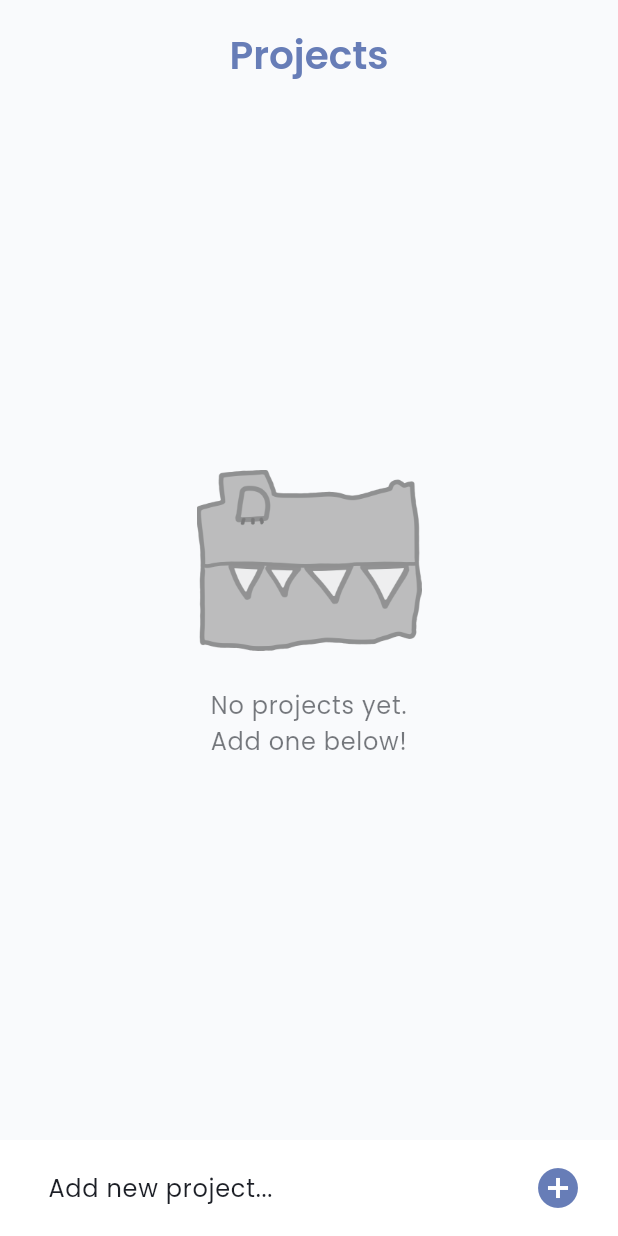
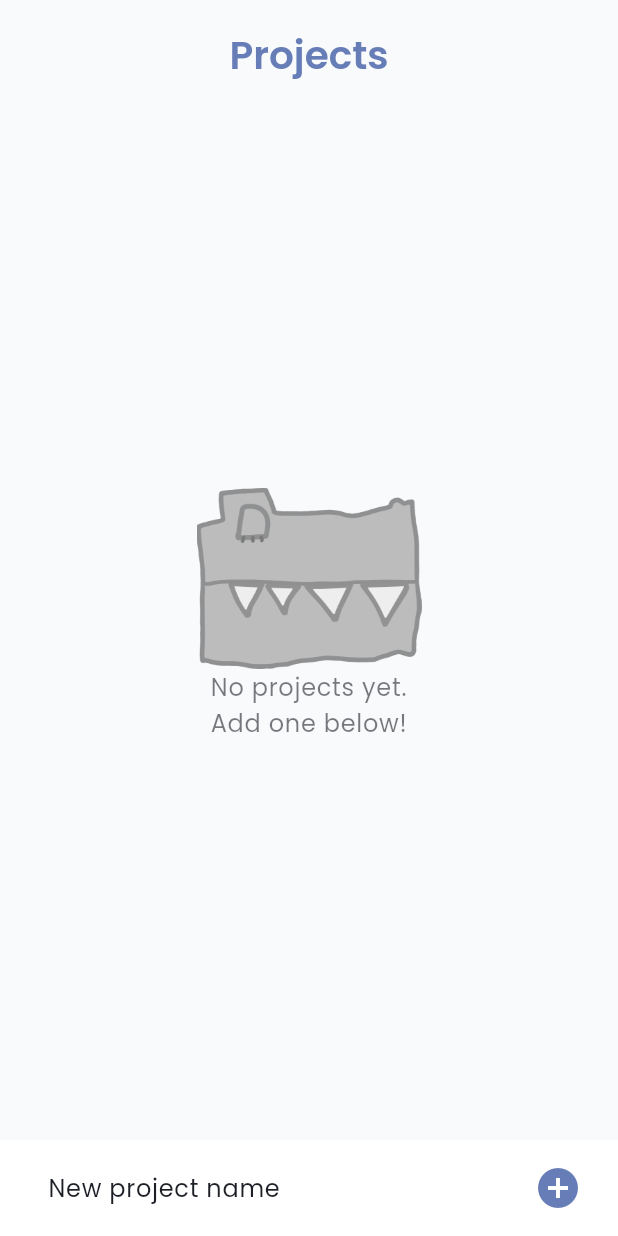
Before and after one commit to ksvslk/rqmts, a Flutter app: the screen it shows after launch, after a tap on the "add circle" icon, on a phone screen of 412 x 824 dp. Run offline on Flutter 3.47's test engine with Material 3 defaults, Android fonts, the phone set to English and light mode, and no system bars; our stand-ins replace flutter_riverpod, flutter_slidable, google_fonts, hive, hive_flutter, share_plus; accounts and stored records are empty.

Commit message:
Final almost

```diff
--- a/lib/features/prioritization/models/prioritization_state.dart
+++ b/lib/features/prioritization/models/prioritization_state.dart
@@ -1,5 +1,5 @@
 import 'package:flutter/foundation.dart';
-import 'package:prioritize_requirements/features/prioritization/models/requirement_model.dart';
+import 'package:rqmts/features/prioritization/models/requirement_model.dart';
 
 @immutable
 class PrioritizationState {
--- a/lib/features/prioritization/providers/requirement_provider.dart
+++ b/lib/features/prioritization/providers/requirement_provider.dart
@@ -1,6 +1,6 @@
 import 'package:flutter_riverpod/flutter_riverpod.dart';
-import 'package:prioritize_requirements/features/prioritization/models/prioritization_state.dart';
-import 'package:prioritize_requirements/features/prioritization/models/requirement_model.dart';
+import 'package:rqmts/features/prioritization/models/prioritization_state.dart';
+import 'package:rqmts/features/prioritization/models/requirement_model.dart';
 
 final List<Requirement> _initialRequirements = [];
 
--- a/lib/features/prioritization/screens/projects_screen.dart
+++ b/lib/features/prioritization/screens/projects_screen.dart
@@ -1,10 +1,10 @@
 import 'package:flutter/material.dart';
 import 'package:flutter_riverpod/flutter_riverpod.dart';
 import 'package:flutter_slidable/flutter_slidable.dart';
-import 'package:prioritize_requirements/features/prioritization/models/project_model.dart';
-import 'package:prioritize_requirements/features/prioritization/providers/projects_provider.dart';
-import 'package:prioritize_requirements/features/prioritization/screens/prioritization_screen.dart';
-import 'package:prioritize_requirements/features/projects/widgets/project_card.dart';
+import 'package:rqmts/features/prioritization/models/project_model.dart';
+import 'package:rqmts/features/prioritization/providers/projects_provider.dart';
+import 'package:rqmts/features/prioritization/screens/prioritization_screen.dart';
+import 'package:rqmts/features/projects/widgets/project_card.dart';
 
 class ProjectsScreen extends ConsumerStatefulWidget {
   const ProjectsScreen({super.key});
@@ -31,12 +31,12 @@ class _ProjectsScreenState extends ConsumerState<ProjectsScreen> {
   }
 
   void _onFocusChange() {
+    if (mounted) {
+      setState(() {
         if (!_inputFocusNode.hasFocus) {
-      setState(() {
           _editingProject = null;
+        }
       });
-    } else {
-      setState(() {});
     }
   }
 
@@ -48,8 +48,33 @@ class _ProjectsScreenState extends ConsumerState<ProjectsScreen> {
   }
 
   void _finishEditing() {
-    _inputFocusNode.unfocus();
+    FocusManager.instance.primaryFocus?.unfocus();
   }
+
+  void _navigateToProject(String projectId) {
+    _finishEditing();
+    Future.delayed(const Duration(milliseconds: 150), () {
+      if (mounted) {
+        Navigator.push(
+          context,
+          PageRouteBuilder(
+            pageBuilder: (context, animation, secondaryAnimation) =>
+                PrioritizationScreen(
+              projectId: projectId,
+            ),
+            transitionsBuilder: (context, animation, secondaryAnimation, child) {
+              return FadeTransition(
+                opacity: animation,
+                child: child,
+              );
+            },
+            transitionDuration: const Duration(milliseconds: 250),
+          ),
+        );
+      }
+    });
+  }
+
 
   @override
   Widget build(BuildContext context) {
@@ -63,6 +88,7 @@ class _ProjectsScreenState extends ConsumerState<ProjectsScreen> {
       body: Stack(
         fit: StackFit.expand,
         children: [
+          // LAYER 1: The main list content
           AbsorbPointer(
             absorbing: isInputActive,
             child: Padding(
@@ -85,16 +111,22 @@ class _ProjectsScreenState extends ConsumerState<ProjectsScreen> {
                     ),
                     Expanded(
                       child: projects.isEmpty
-                          ? Center(
+                          ?
+                          Center(
                               child: Column(
                                 mainAxisAlignment: MainAxisAlignment.center,
                                 children: [
-                                  Image.asset(
+                                  Flexible(
+                                    // 👈 Wrap the Image with Flexible
+                                    child: Image.asset(
                                       'assets/icons/sleeping.png',
+                                      // No need for a fixed width here, Flexible handles it.
                                       width: 150,
-                                    opacity: const AlwaysStoppedAnimation(0.6),
+                                      fit: BoxFit.scaleDown,
+                                      opacity:
+                                          const AlwaysStoppedAnimation(0.6),
                                     ),
-                                  const SizedBox(height: 24),
+                                  ),
                                     Text(
                                     'No projects yet.\nAdd one below!',
                                     textAlign: TextAlign.center,
@@ -106,7 +138,8 @@ class _ProjectsScreenState extends ConsumerState<ProjectsScreen> {
                               ),
                             )
                           : ListView.builder(
-                              padding: const EdgeInsets.symmetric(horizontal: 16),
+                              padding:
+                                  const EdgeInsets.symmetric(horizontal: 16),
                               itemCount: projects.length,
                               itemBuilder: (context, index) {
                                 final project = projects[index];
@@ -149,34 +182,7 @@ class _ProjectsScreenState extends ConsumerState<ProjectsScreen> {
                                   ),
                                   child: ProjectCard(
                                     project: project,
-                                    // =======================================================
-                                    // THE FIX IS HERE: The navigation code was missing and is now restored.
-                                    // =======================================================
-                                    onTap: () {
-                                      // Unfocus before navigating away to prevent keyboard issues on return.
-                                      _inputFocusNode.unfocus();
-                                      Navigator.push(
-                                        context,
-                                        PageRouteBuilder(
-                                          pageBuilder: (context, animation,
-                                                  secondaryAnimation) =>
-                                              PrioritizationScreen(
-                                            projectId: project.id,
-                                          ),
-                                          transitionsBuilder: (context,
-                                              animation,
-                                              secondaryAnimation,
-                                              child) {
-                                            return FadeTransition(
-                                              opacity: animation,
-                                              child: child,
-                                            );
-                                          },
-                                          transitionDuration:
-                                              const Duration(milliseconds: 250),
-                                        ),
-                                      );
-                                    },
+                                    onTap: () => _navigateToProject(project.id),
                                   ),
                                 );
                               },
@@ -188,14 +194,24 @@ class _ProjectsScreenState extends ConsumerState<ProjectsScreen> {
             ),
           ),
 
-          if (isInputActive)
-            GestureDetector(
+          // =======================================================
+          // THE FIX IS HERE: The overlay is now always in the tree
+          // and its opacity is animated.
+          // =======================================================
+          AnimatedOpacity(
+            // The opacity is controlled by our state variable.
+            opacity: isInputActive ? 1.0 : 0.0,
+            // The duration of the fade in/out animation.
+            duration: const Duration(milliseconds: 200),
+            // When opacity is 0, this widget and its children are not tappable.
+            // But we add IgnorePointer for belt-and-braces safety.
+            child: IgnorePointer(
+              ignoring: !isInputActive,
+              child: GestureDetector(
                 onTap: _finishEditing,
-              child: AnimatedOpacity(
-                duration: const Duration(milliseconds: 200),
-                opacity: isInputActive ? 1.0 : 0.0,
                 child: Container(
-                  color: Colors.black.withOpacity(0.4),
+                  color: Colors.black.withOpacity(0.8),
+                ),
               ),
             ),
           ),
@@ -210,6 +226,9 @@ class _ProjectsScreenState extends ConsumerState<ProjectsScreen> {
                 editingProject: _editingProject,
                 focusNode: _inputFocusNode,
                 onFinished: _finishEditing,
+                onProjectCreated: (projectId) {
+                  _navigateToProject(projectId);
+                },
               ),
             ),
           ),
@@ -224,11 +243,13 @@ class _AddProjectInput extends ConsumerStatefulWidget {
   final Project? editingProject;
   final FocusNode focusNode;
   final VoidCallback onFinished;
+  final Function(String) onProjectCreated;
 
   const _AddProjectInput({
     this.editingProject,
     required this.focusNode,
     required this.onFinished,
+    required this.onProjectCreated,
   });
 
   @override
@@ -237,6 +258,7 @@ class _AddProjectInput extends ConsumerStatefulWidget {
 
 class _AddProjectInputState extends ConsumerState<_AddProjectInput> {
   final _controller = TextEditingController();
+  bool _isAdding = false;
 
   @override
   void initState() {
@@ -267,7 +289,8 @@ class _AddProjectInputState extends ConsumerState<_AddProjectInput> {
     super.dispose();
   }
 
-  void _submit() {
+  Future<void> _submit() async {
+    if (_isAdding) return;
     final name = _controller.text.trim();
     if (name.isEmpty) return;
 
@@ -276,15 +299,14 @@ class _AddProjectInputState extends ConsumerState<_AddProjectInput> {
             widget.editingProject!.id,
             name,
           );
+      widget.onFinished();
     } else {
-      ref.read(projectsProvider.notifier).addProject(name);
-    }
-
-    if (widget.editingProject == null) {
+      setState(() => _isAdding = true);
+      final newProjectId = await ref.read(projectsProvider.notifier).addProject(name);
+      if (!mounted) return;
       _controller.clear();
-      widget.focusNode.requestFocus();
-    } else {
-      widget.onFinished();
+      widget.onProjectCreated(newProjectId);
+      setState(() => _isAdding = false);
     }
   }
 
@@ -314,7 +336,7 @@ class _AddProjectInputState extends ConsumerState<_AddProjectInput> {
                 decoration: InputDecoration(
                   filled: true,
                   fillColor: colorScheme.surfaceContainer,
-                  hintText: isEditing ? 'Rename project...' : 'Add new project...',
+                  hintText: isEditing ? 'Rename project' : 'New project name',
                   counterText: "",
                   isDense: true,
                   border: OutlineInputBorder(
@@ -329,12 +351,21 @@ class _AddProjectInputState extends ConsumerState<_AddProjectInput> {
               ),
             ),
             const SizedBox(width: 8),
-            IconButton(
+            _isAdding
+                ? const Padding(
+                    padding: EdgeInsets.all(10.0),
+                    child: SizedBox(
+                      width: 24,
+                      height: 24,
+                      child: CircularProgressIndicator(strokeWidth: 3),
+                    ),
+                  )
+                : IconButton(
                     icon: Icon(isEditing ? Icons.check_circle : Icons.add_circle),
                     iconSize: 32,
                     color: colorScheme.primary,
                     onPressed: _submit,
-            )
+                  ),
           ],
         ),
       ),
--- a/lib/features/projects/widgets/comparison_view.dart
+++ b/lib/features/projects/widgets/comparison_view.dart
@@ -1,8 +1,8 @@
 import 'package:flutter/material.dart';
 import 'package:flutter_riverpod/flutter_riverpod.dart';
-import 'package:prioritize_requirements/features/prioritization/models/project_model.dart';
-import 'package:prioritize_requirements/features/prioritization/providers/projects_provider.dart';
-import 'package:prioritize_requirements/features/projects/widgets/requirement_card.dart';
+import 'package:rqmts/features/prioritization/models/project_model.dart';
+import 'package:rqmts/features/prioritization/providers/projects_provider.dart';
+import 'package:rqmts/features/projects/widgets/requirement_card.dart';
 
 class ComparisonView extends ConsumerWidget {
   const ComparisonView({super.key, required this.project});
--- a/lib/features/projects/widgets/requirement_card.dart
+++ b/lib/features/projects/widgets/requirement_card.dart
@@ -1,7 +1,7 @@
 import 'package:flutter/material.dart';
 import 'package:flutter_riverpod/flutter_riverpod.dart';
-import 'package:prioritize_requirements/features/prioritization/models/requirement_model.dart';
-import 'package:prioritize_requirements/features/prioritization/providers/projects_provider.dart';
+import 'package:rqmts/features/prioritization/models/requirement_model.dart';
+import 'package:rqmts/features/prioritization/providers/projects_provider.dart';
 
 // CHANGED: The card is now a ConsumerWidget to interact with the provider.
 class RequirementCard extends ConsumerWidget {
--- a/lib/main.dart
+++ b/lib/main.dart
@@ -1,10 +1,10 @@
 import 'package:flutter/material.dart';
 import 'package:flutter_riverpod/flutter_riverpod.dart';
 import 'package:hive_flutter/hive_flutter.dart';
-import 'package:prioritize_requirements/core/theme.dart';
-import 'package:prioritize_requirements/features/prioritization/models/project_model.dart';
-import 'package:prioritize_requirements/features/prioritization/models/requirement_model.dart';
-import 'package:prioritize_requirements/features/prioritization/screens/projects_screen.dart';
+import 'package:rqmts/core/theme.dart';
+import 'package:rqmts/features/prioritization/models/project_model.dart';
+import 'package:rqmts/features/prioritization/models/requirement_model.dart';
+import 'package:rqmts/features/prioritization/screens/projects_screen.dart';
 
 
 Future<void> main() async {
@@ -34,7 +34,7 @@ class CozyApp extends StatelessWidget {
   @override
   Widget build(BuildContext context) {
     return MaterialApp(
-      title: 'indreq',
+      title: 'rqmts',
       theme: lightTheme,
       darkTheme: darkTheme,
       themeMode: ThemeMode.system,
--- a/pubspec.yaml
+++ b/pubspec.yaml
@@ -1,4 +1,4 @@
-name: prioritize_requirements
+name: rqmts
 description: "A cozy and friendly app to help you prioritize your tasks and requirements, one bubble at a time."
 publish_to: 'none'
 
```
Also changed, not shown: lib/features/prioritization/models/project_model.dart (+14 -14 lines), lib/features/prioritization/providers/projects_provider.dart (+5 -4 lines), lib/features/prioritization/screens/prioritization_screen.dart (+4 -50 lines), lib/features/projects/widgets/finished_view.dart (+64 -16 lines), lib/features/projects/widgets/initial_view.dart (+71 -59 lines), lib/features/projects/widgets/project_card.dart (+28 -8 lines), assets/icons/awake.png (added), 20 other files. Lines whose indentation alone changed are shown as unchanged.
